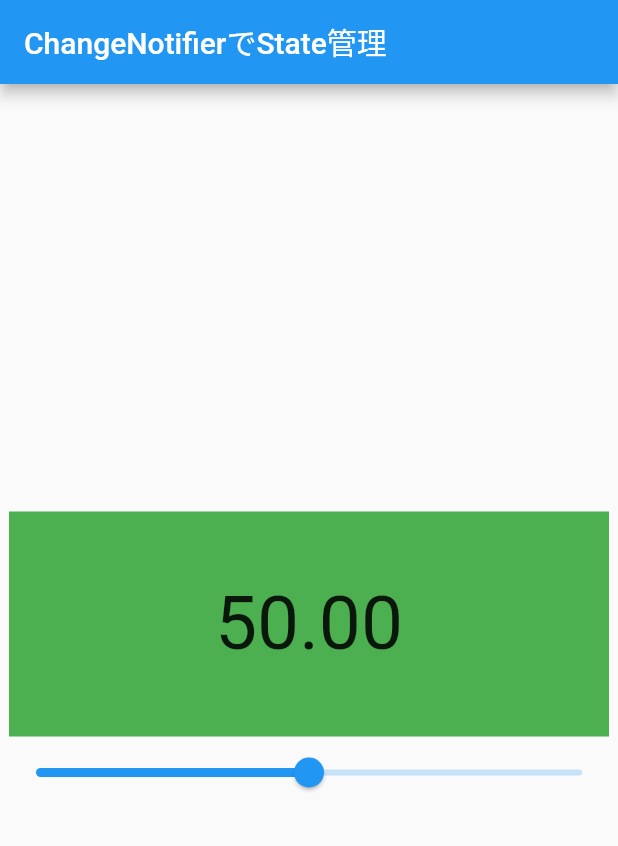
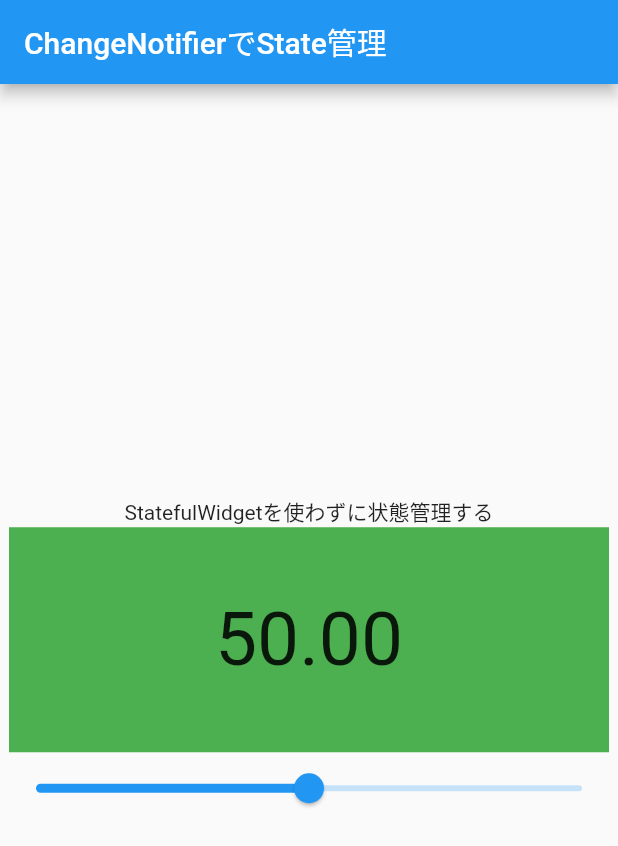
Before and after one commit to jugjug7531/change_notifier_practice, a Flutter app: the screen it shows after launch, on a phone screen of 412 x 824 dp. Shown: the top 846 px of the screen. Run offline on Flutter 3.47's test engine with Material 2 defaults, Android fonts, the phone set to English and light mode, and no system bars.

Commit message:
フォントサイズ変更のUIをmainから分離

```diff
--- /dev/null
+++ b/lib/font_size_setting/ui/font_size_setting_ui.dart
@@ -0,0 +1,46 @@
+import 'package:flutter/material.dart';
+import 'package:provider/provider.dart';
+import 'package:change_notifier_practice/font_size_setting/model/font_size_model.dart';
+import 'package:change_notifier_practice/font_size_setting/component/slider.dart';
+
+/// フォントサイズ設定UI
+///
+/// 現在設定されているフォントサイズおよび
+/// フォントサイズを設定するスライダーを表示する
+class FontSizeSettingUI extends StatelessWidget {
+  const FontSizeSettingUI({Key? key}) : super(key: key);
+
+@override
+  Widget build(BuildContext context) {
+    return ChangeNotifierProvider(
+      create: (BuildContext context) => FontSizeModel(),
+      child: Column(
+            mainAxisAlignment: MainAxisAlignment.center,
+            children: [
+              Stack(
+                alignment: Alignment.center,
+                children:[
+                  Container(
+                    width: 400,
+                    height: 150,
+                    color:Colors.green
+                  ),
+                  /*
+                  1. SliderはProvider.ofでMyDataにアクセスし、値の取得や設定を行う
+                  2. MyDataのsetterの中で、notifyListenersでリスナーに変更を通知する
+                  3. Consumerが変更を検知して、Textへの値の設定と作り直しを行う
+                  */
+                  Consumer<FontSizeModel>(
+                    builder: (context, myFontSize, _) => Text(
+                    myFontSize.size.toStringAsFixed(2),
+                    style: TextStyle(fontSize: myFontSize.size),
+                    ),
+                  ),
+                ]
+              ),
+              const MySlider(),
+            ],
+          ),
+    );
+  }
+}
--- a/lib/main.dart
+++ b/lib/main.dart
@@ -1,7 +1,5 @@
 import 'package:flutter/material.dart';
-import 'package:provider/provider.dart';
-import 'package:change_notifier_practice/font_size_setting/model/font_size_model.dart';
-import 'package:change_notifier_practice/font_size_setting/component/slider.dart';
+import 'package:change_notifier_practice/font_size_setting/ui/font_size_setting_ui.dart';
 
 void main() {
   runApp(const MyApp());
@@ -23,51 +21,24 @@
   }
 }
 
-class MyHomePage extends StatefulWidget {
+class MyHomePage extends StatelessWidget {
   const MyHomePage({Key? key, required this.title}) : super(key: key);
 
   final String title;
 
-  @override
-  State<MyHomePage> createState() => _MyHomePageState();
-}
-
-class _MyHomePageState extends State<MyHomePage> {
 @override
   Widget build(BuildContext context) {
-    return ChangeNotifierProvider(
-      create: (BuildContext context) => FontSizeModel(),
-      child: Scaffold(
+    return Scaffold(
           appBar: AppBar(
-            title: Text(widget.title),
+            title: Text(title),
           ),
           body: Column(
             mainAxisAlignment: MainAxisAlignment.center,
-            children: [
-              Stack(
-                alignment: Alignment.center,
-                children:[
-                  Container(
-                    width: 400,
-                    height: 150,
-                    color:Colors.green
-                  ),
-                  /*
-                  1. SliderはProvider.ofでMyDataにアクセスし、値の取得や設定を行う
-                  2. MyDataのsetterの中で、notifyListenersでリスナーに変更を通知する
-                  3. Consumerが変更を検知して、Textへの値の設定と作り直しを行う
-                  */
-                  Consumer<FontSizeModel>(
-                    builder: (context, myFontSize, _) => Text(
-                    myFontSize.size.toStringAsFixed(2),
-                    style: TextStyle(fontSize: myFontSize.size),
-                    ),
-                  ),
-                ]
-              ),
-              MySlider(),
-            ],
-          )),
+            children: const [
+              Text("StatefulWidgetを使わずに状態管理する"),
+              FontSizeSettingUI()
+            ]
+          )
     );
   }
 }
```
